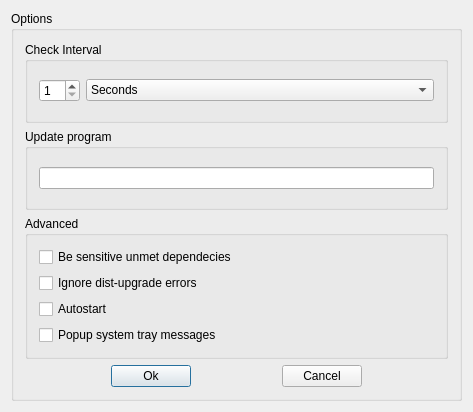
First picture: the form in apt-indicator/agent/config_dialog.ui, repository imz/apt-indicator, before the edit.
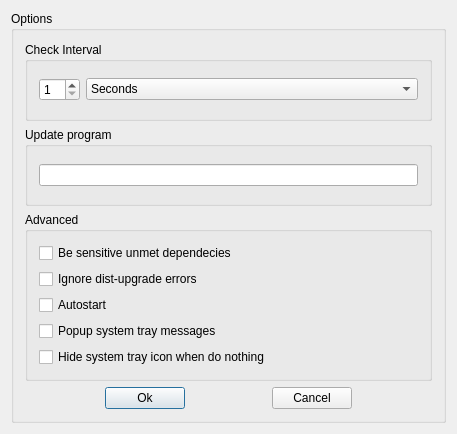
Second picture: the form after the edit.

Commit message: - hide system tray icon when do nothing

Patch:
```diff
--- a/apt-indicator/agent/config_dialog.ui
+++ b/apt-indicator/agent/config_dialog.ui
@@ -7,8 +7,8 @@
    <rect>
     <x>0</x>
     <y>0</y>
-    <width>473</width>
-    <height>412</height>
+    <width>457</width>
+    <height>434</height>
    </rect>
   </property>
   <property name="windowTitle">
@@ -145,6 +145,13 @@
            </property>
           </widget>
          </item>
+         <item>
+          <widget class="QCheckBox" name="hideWhenSleepCheck">
+           <property name="text">
+            <string>Hide system tray icon when do nothing</string>
+           </property>
+          </widget>
+         </item>
         </layout>
        </widget>
       </item>
```
The commit also changes 12 other files.
